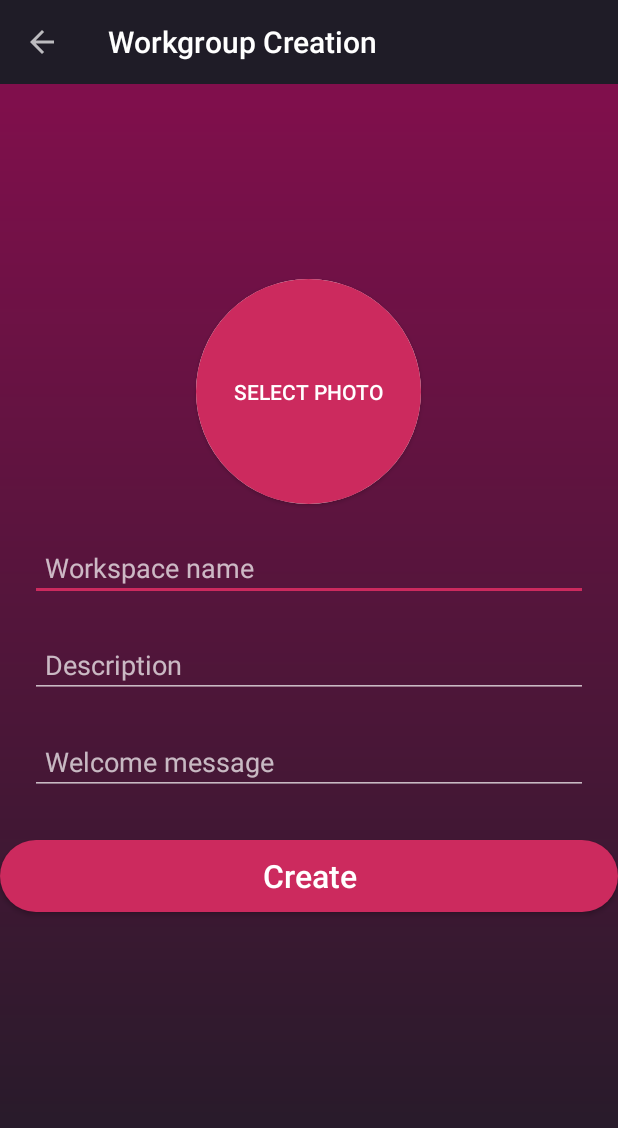
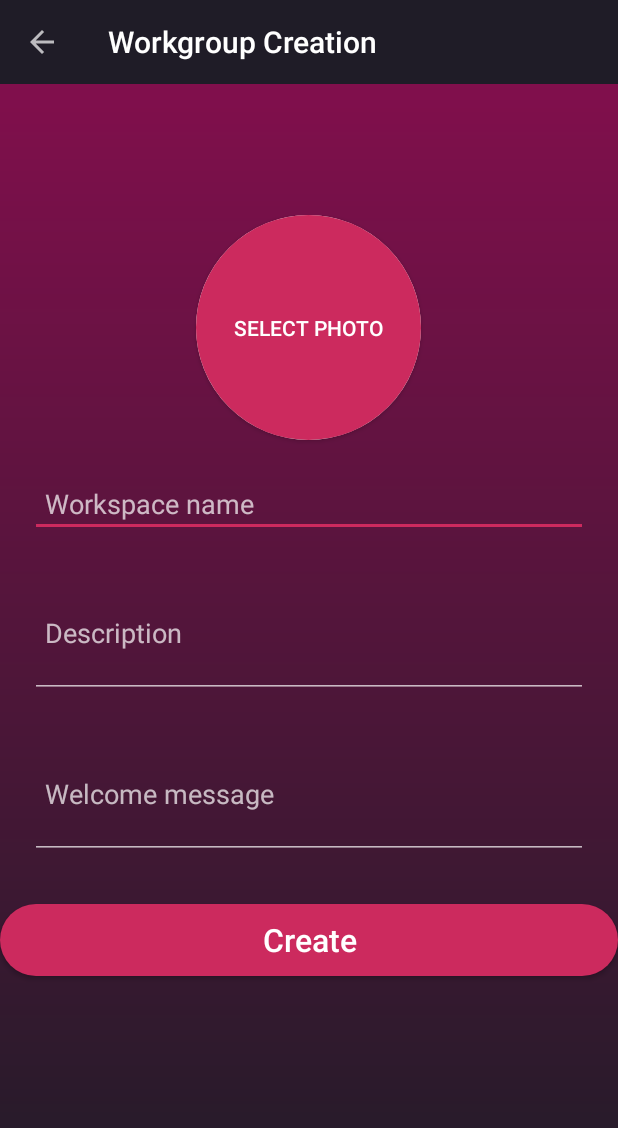
Before and after one commit to taller-ii-grupo-2/android-client, an Android app: the WorkspaceCreationActivity screen opened directly, with no data from a screen before it, on a phone screen of 412 x 824 dp. Shown: the top 1128 px of the screen. Run offline under Robolectric (Android 15) with nearby library versions, the phone set to English and light mode, and no system bars; our stand-ins replace CircleImageView, Firebase (no records; nobody signed in at launch, a user with empty details on screens opened directly).

Commit message:
polish workspace creation activity.

```diff
--- a/HypeChatApp/app/src/main/AndroidManifest.xml
+++ b/HypeChatApp/app/src/main/AndroidManifest.xml
@@ -51,7 +51,8 @@
                     android:name="android.support.PARENT_ACTIVITY"
                     android:value=".activities.ChatActivity"/>
         </activity>
-        <activity android:name=".activities.WorkspaceCreationActivity">
+        <activity android:name=".activities.WorkspaceCreationActivity"
+        android:windowSoftInputMode="adjustResize">
             <meta-data
                     android:name="android.support.PARENT_ACTIVITY"
                     android:value=".activities.WorkspacesListActivity"/>
--- a/HypeChatApp/app/src/main/res/layout/activity_workspace_creation.xml
+++ b/HypeChatApp/app/src/main/res/layout/activity_workspace_creation.xml
@@ -50,6 +50,8 @@
                 android:layout_marginEnd="20dp"
                 android:layout_marginTop="20dp"
                 android:hint="Workspace name"
+                android:singleLine="true"
+                android:maxLength="@integer/MAX_ORGANIZATION_NAME_LENGTH"
                 android:drawablePadding="10dp"
                 android:layout_width="match_parent" android:layout_height="wrap_content"
                 android:padding="10dp" android:id="@+id/etName"/>
@@ -58,6 +60,8 @@
                 android:layout_marginEnd="20dp"
                 android:layout_marginTop="20dp"
                 android:hint="Description"
+                android:maxLength="@integer/MAX_ORGANIZATION_DESCRIPTION_LENGTH"
+                android:lines="3"
                 android:drawablePadding="10dp"
                 android:layout_width="match_parent" android:layout_height="wrap_content"
                 android:padding="10dp" android:id="@+id/etDescription"/>
@@ -66,6 +70,8 @@
                 android:layout_marginEnd="20dp"
                 android:layout_marginTop="20dp"
                 android:hint="Welcome message"
+                android:maxLength="@integer/MAX_ORGANIZATION_WELCOME_MSG_LENGTH"
+                android:lines="3"
                 android:drawablePadding="10dp"
                 android:layout_width="match_parent" android:layout_height="wrap_content"
                 android:padding="10dp" android:id="@+id/etWelcome"/>
--- /dev/null
+++ b/HypeChatApp/app/src/main/res/values/length_limits.xml
@@ -0,0 +1,8 @@
+<?xml version="1.0" encoding="utf-8"?>
+<resources>
+    <integer name="MAX_ORGANIZATION_NAME_LENGTH">32</integer>
+    <integer name="MAX_CHANNEL_NAME_LENGTH">32</integer>
+    <integer name="MAX_MSG_BODY_LENGTH">1024</integer>
+    <integer name="MAX_ORGANIZATION_DESCRIPTION_LENGTH">1024</integer>
+    <integer name="MAX_ORGANIZATION_WELCOME_MSG_LENGTH">1024</integer>
+</resources>
```
Also changed, not shown: HypeChatApp/app/src/main/java/com/fiuba/hypechat_app/activities/WorkspaceCreationActivity.kt (+34 -32 lines).
